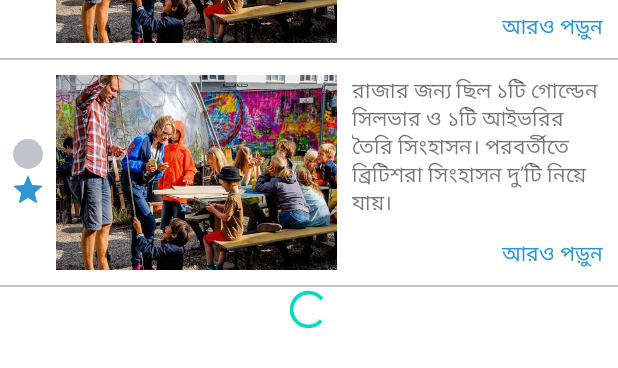
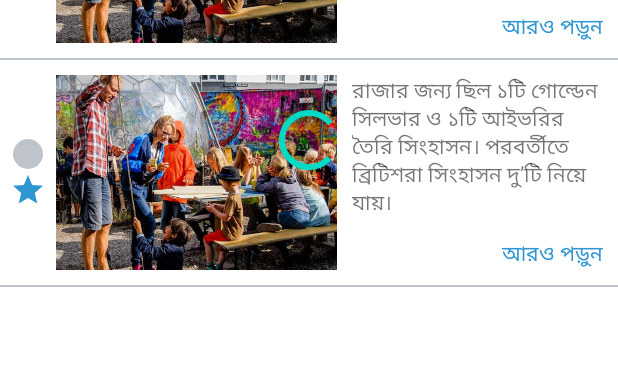
Before and after one commit to lelinmahmud/sirajganj_3, an Android app: the layout activity_news.xml on its own in the app's theme, with its tools: preview values and no code run, on a phone screen of 412 x 824 dp. Shown: the part 478-846 px from the top of the screen. Run offline under Robolectric (Android 15) with nearby library versions, the phone set to English and light mode, and no system bars; network calls fail.

Commit message:
news progressbar position fixed

```diff
--- a/app/src/main/res/layout/activity_news.xml
+++ b/app/src/main/res/layout/activity_news.xml
@@ -1,14 +1,14 @@
 <?xml version="1.0" encoding="utf-8"?>
 <layout>
 
-    <LinearLayout xmlns:android="http://schemas.android.com/apk/res/android"
+    <RelativeLayout xmlns:android="http://schemas.android.com/apk/res/android"
         xmlns:tools="http://schemas.android.com/tools"
         android:layout_width="match_parent"
         android:layout_height="match_parent"
-        android:orientation="vertical"
         tools:context=".ui.main.news.NewsActivity">
 
         <LinearLayout
+            android:id="@+id/toolbar_news"
             android:layout_width="match_parent"
             android:layout_height="?actionBarSize"
             android:background="@color/gray"
@@ -73,6 +73,7 @@
         </LinearLayout>
 
         <androidx.recyclerview.widget.RecyclerView
+            android:layout_below="@id/toolbar_news"
             android:id="@+id/news_rv"
             android:layout_width="match_parent"
             android:layout_height="wrap_content"
@@ -80,11 +81,11 @@
 
         <ProgressBar
             android:id="@+id/loading_progressbar"
-            android:layout_width="30dp"
-            android:layout_height="30dp"
-            android:layout_gravity="center"/>
+            android:layout_width="wrap_content"
+            android:layout_height="wrap_content"
+            android:layout_centerInParent="true"/>
 
 
-    </LinearLayout>
+    </RelativeLayout>
 
 </layout>
```
